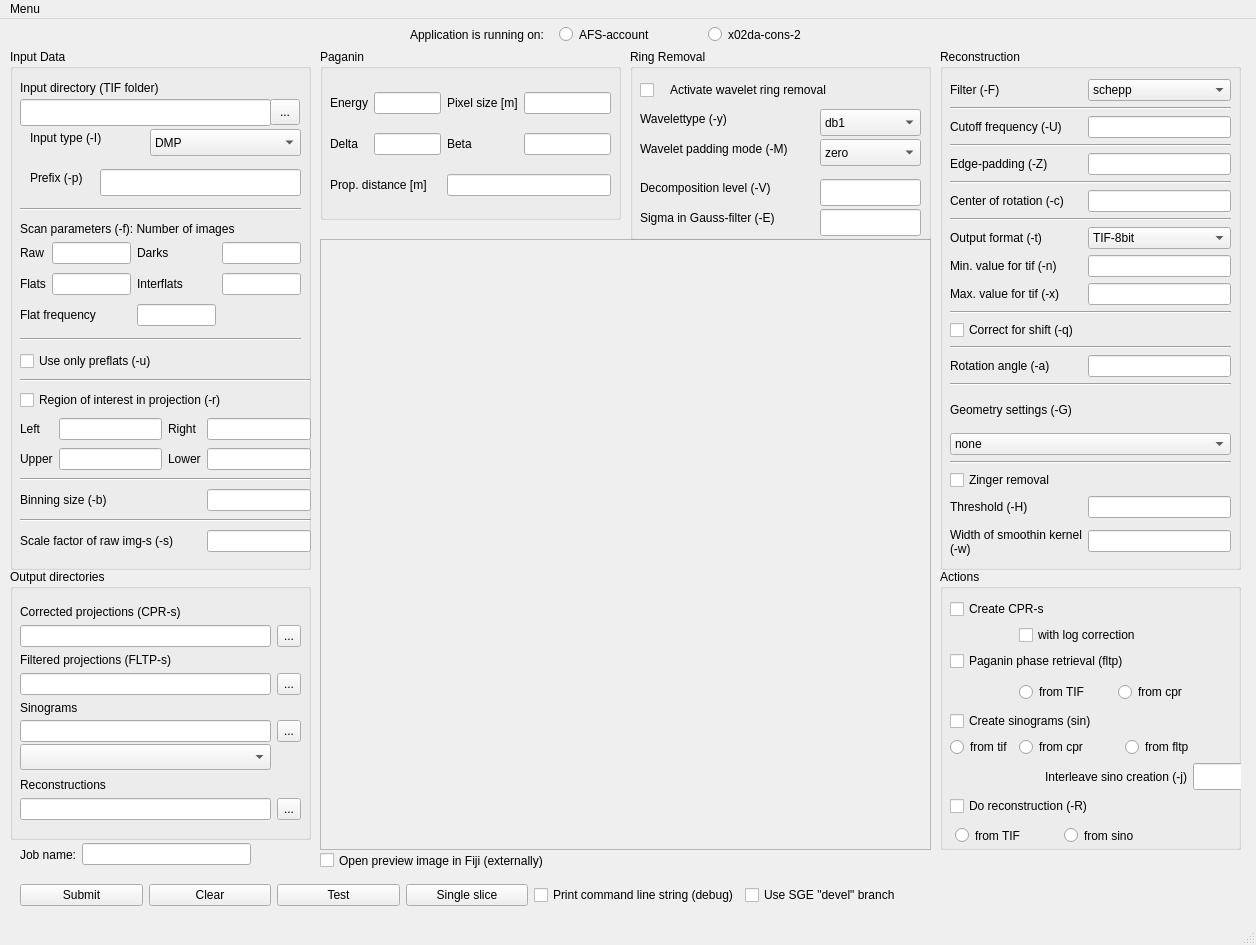
This is gui.ui in gnudo/grecoman as Qt 5 draws it before an edit. The edited form follows.
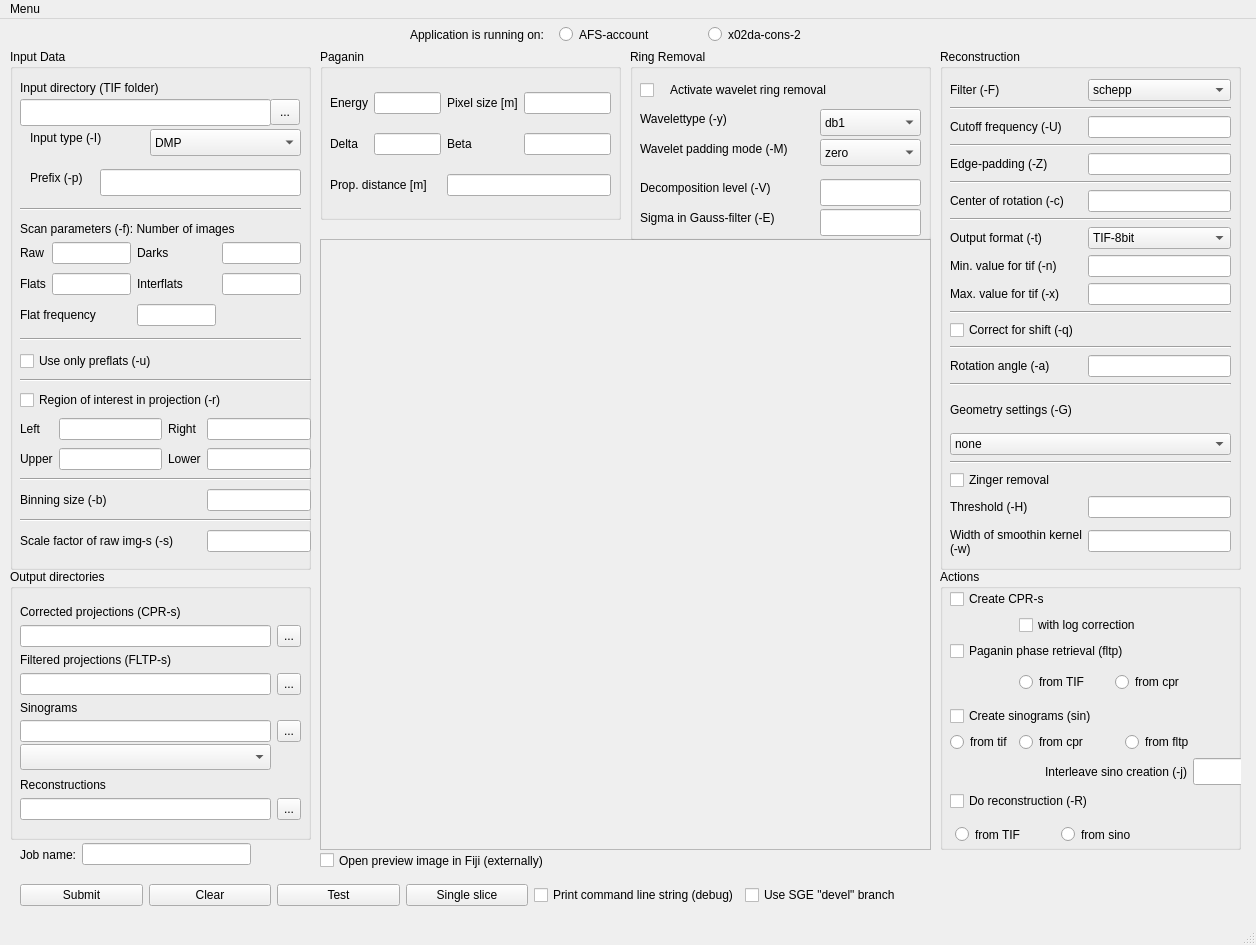
This is the edited form.

Commit message: Closing - task 37: Text field not large enough http://github.com/gnudo/grecoman/issues/issue/37

Patch:
```diff
--- a/gui.ui
+++ b/gui.ui
@@ -1258,9 +1258,9 @@
      <property name="geometry">
       <rect>
        <x>10</x>
-       <y>30</y>
+       <y>20</y>
        <width>293</width>
-       <height>251</height>
+       <height>261</height>
       </rect>
      </property>
      <layout class="QGridLayout" name="gridLayout_5">
@@ -1363,6 +1363,9 @@
           </rect>
          </property>
          <layout class="QHBoxLayout" name="horizontalLayout">
+          <property name="spacing">
+           <number>0</number>
+          </property>
           <item>
            <widget class="QRadioButton" name="fltp_fromtif">
             <property name="text">
@@ -1402,10 +1405,13 @@
            <x>5</x>
            <y>2</y>
            <width>211</width>
-           <height>23</height>
+           <height>31</height>
           </rect>
          </property>
          <layout class="QHBoxLayout" name="horizontalLayout_3">
+          <property name="spacing">
+           <number>0</number>
+          </property>
           <item>
            <widget class="QRadioButton" name="rec_fromtif">
             <property name="minimumSize">
```
The commit also changes 1 other file.
